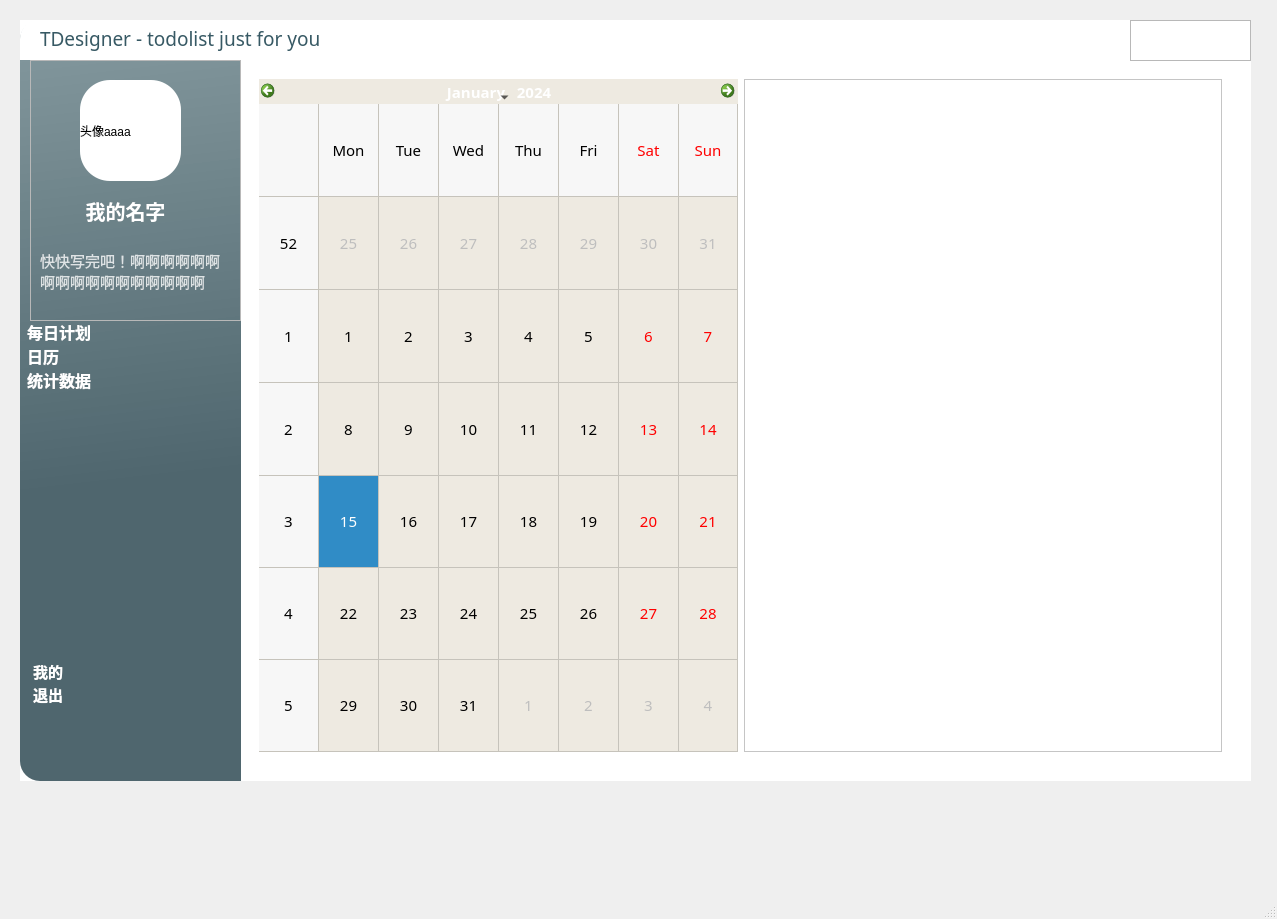
This is frontend/main_interface.ui in AiDahanwen/BUAA_2024_Python_Project as Qt 5 draws it before an edit. The edited form follows.
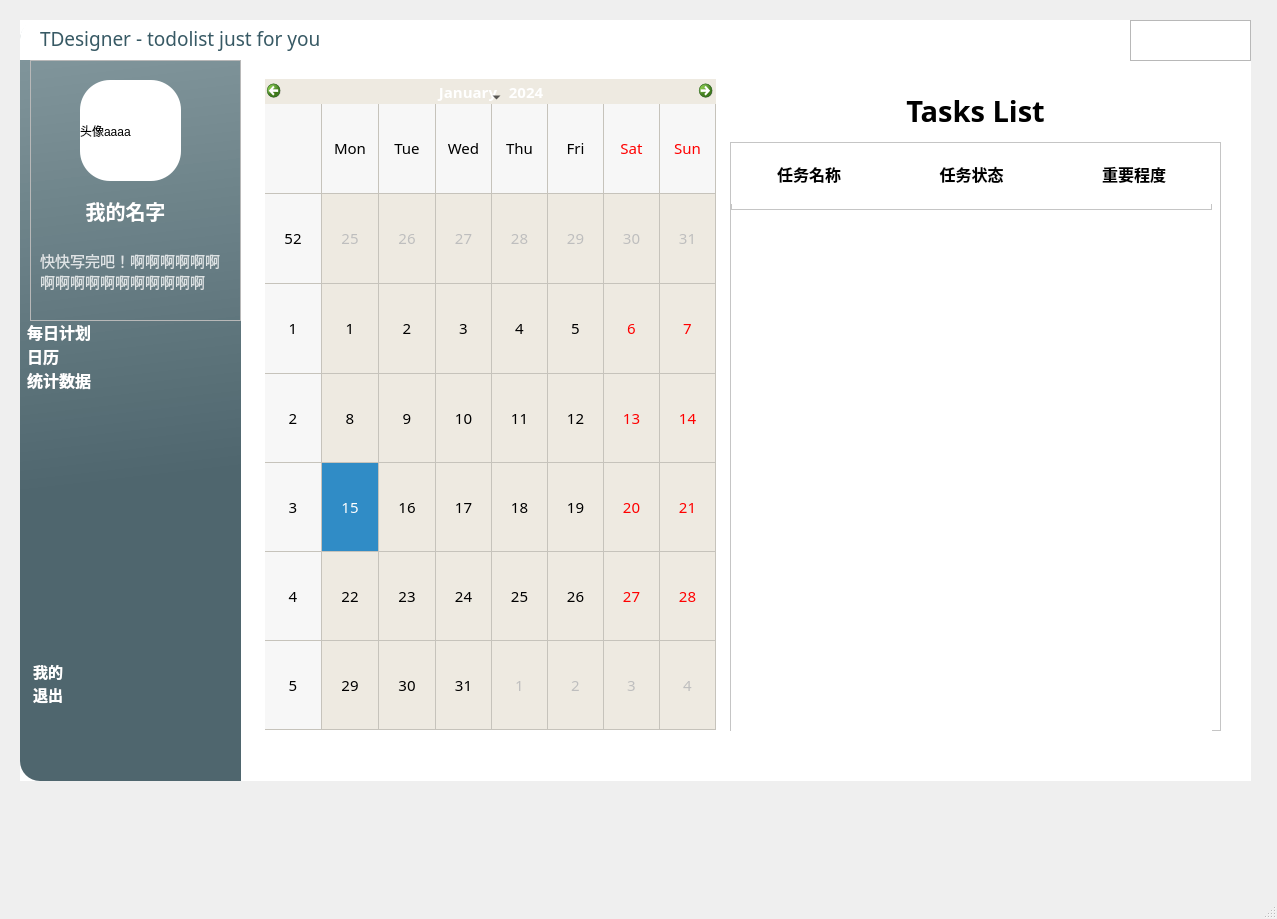
This is the edited form. The open tabs and pages were chosen to show the change. Icons and pictures are not drawn.

Commit message: frontend-calendar_task:add title and page_no_task-cuzn

```diff
--- a/frontend/main_interface.ui
+++ b/frontend/main_interface.ui
@@ -723,15 +723,27 @@
       <widget class="QFrame" name="frame">
        <property name="geometry">
         <rect>
-         <x>10</x>
+         <x>20</x>
          <y>10</y>
-         <width>981</width>
-         <height>691</height>
+         <width>991</width>
+         <height>701</height>
         </rect>
        </property>
-       <layout class="QHBoxLayout" name="horizontalLayout_6">
-        <item>
+       <property name="minimumSize">
+        <size>
+         <width>991</width>
+         <height>701</height>
+        </size>
+       </property>
          <widget class="QCalendarWidget" name="calendarWidget">
+        <property name="geometry">
+         <rect>
+          <x>5</x>
+          <y>9</y>
+          <width>451</width>
+          <height>651</height>
+         </rect>
+        </property>
           <property name="sizePolicy">
            <sizepolicy hsizetype="Expanding" vsizetype="Preferred">
             <horstretch>0</horstretch>
@@ -740,8 +752,8 @@
           </property>
           <property name="minimumSize">
            <size>
-            <width>302</width>
-            <height>449</height>
+          <width>451</width>
+          <height>651</height>
            </size>
           </property>
           <property name="font">
@@ -763,9 +775,15 @@
            <bool>true</bool>
           </property>
          </widget>
-        </item>
-        <item>
          <widget class="QFrame" name="frame_5">
+        <property name="geometry">
+         <rect>
+          <x>470</x>
+          <y>72</y>
+          <width>491</width>
+          <height>589</height>
+         </rect>
+        </property>
           <property name="sizePolicy">
            <sizepolicy hsizetype="Expanding" vsizetype="Preferred">
             <horstretch>0</horstretch>
@@ -787,27 +805,33 @@
           <property name="frameShadow">
            <enum>QFrame::Raised</enum>
           </property>
-          <layout class="QHBoxLayout" name="horizontalLayout_10">
-           <property name="spacing">
-            <number>0</number>
-           </property>
-           <property name="leftMargin">
-            <number>0</number>
-           </property>
-           <property name="topMargin">
-            <number>0</number>
-           </property>
-           <property name="rightMargin">
-            <number>0</number>
-           </property>
-           <property name="bottomMargin">
-            <number>0</number>
-           </property>
-           <item>
             <widget class="QStackedWidget" name="stackedWidget_4">
+         <property name="geometry">
+          <rect>
+           <x>1</x>
+           <y>1</y>
+           <width>481</width>
+           <height>621</height>
+          </rect>
+         </property>
              <property name="currentIndex">
               <number>0</number>
              </property>
+         <widget class="QWidget" name="page_no_task">
+          <widget class="QLabel" name="label_23">
+           <property name="geometry">
+            <rect>
+             <x>80</x>
+             <y>130</y>
+             <width>271</width>
+             <height>151</height>
+            </rect>
+           </property>
+           <property name="text">
+            <string>在当前日期没有任务</string>
+           </property>
+          </widget>
+         </widget>
              <widget class="QWidget" name="page_10">
               <widget class="QLabel" name="label_12">
                <property name="geometry">
@@ -853,7 +877,119 @@
                 <number>0</number>
                </property>
                <item>
+            <widget class="QFrame" name="frame_2">
+             <property name="sizePolicy">
+              <sizepolicy hsizetype="Preferred" vsizetype="Expanding">
+               <horstretch>0</horstretch>
+               <verstretch>0</verstretch>
+              </sizepolicy>
+             </property>
+             <property name="frameShape">
+              <enum>QFrame::StyledPanel</enum>
+             </property>
+             <property name="frameShadow">
+              <enum>QFrame::Raised</enum>
+             </property>
+             <widget class="QWidget" name="layoutWidget">
+              <property name="geometry">
+               <rect>
+                <x>0</x>
+                <y>0</y>
+                <width>481</width>
+                <height>671</height>
+               </rect>
+              </property>
+              <layout class="QVBoxLayout" name="verticalLayout_9">
+               <item>
+                <widget class="QFrame" name="frame_25">
+                 <property name="sizePolicy">
+                  <sizepolicy hsizetype="Preferred" vsizetype="Expanding">
+                   <horstretch>0</horstretch>
+                   <verstretch>1</verstretch>
+                  </sizepolicy>
+                 </property>
+                 <property name="frameShape">
+                  <enum>QFrame::StyledPanel</enum>
+                 </property>
+                 <property name="frameShadow">
+                  <enum>QFrame::Raised</enum>
+                 </property>
+                 <widget class="QWidget" name="">
+                  <property name="geometry">
+                   <rect>
+                    <x>0</x>
+                    <y>0</y>
+                    <width>481</width>
+                    <height>61</height>
+                   </rect>
+                  </property>
+                  <layout class="QHBoxLayout" name="horizontalLayout_6">
+                   <item>
+                    <widget class="QLabel" name="label_18">
+                     <property name="font">
+                      <font>
+                       <family>微软雅黑</family>
+                       <pointsize>12</pointsize>
+                       <weight>75</weight>
+                       <bold>true</bold>
+                      </font>
+                     </property>
+                     <property name="text">
+                      <string>任务名称</string>
+                     </property>
+                     <property name="alignment">
+                      <set>Qt::AlignCenter</set>
+                     </property>
+                    </widget>
+                   </item>
+                   <item>
+                    <widget class="QLabel" name="label_21">
+                     <property name="font">
+                      <font>
+                       <family>微软雅黑</family>
+                       <pointsize>12</pointsize>
+                       <weight>75</weight>
+                       <bold>true</bold>
+                      </font>
+                     </property>
+                     <property name="text">
+                      <string>任务状态</string>
+                     </property>
+                     <property name="alignment">
+                      <set>Qt::AlignCenter</set>
+                     </property>
+                    </widget>
+                   </item>
+                   <item>
+                    <widget class="QLabel" name="label_22">
+                     <property name="font">
+                      <font>
+                       <family>微软雅黑</family>
+                       <pointsize>12</pointsize>
+                       <weight>75</weight>
+                       <bold>true</bold>
+                      </font>
+                     </property>
+                     <property name="text">
+                      <string>重要程度</string>
+                     </property>
+                     <property name="alignment">
+                      <set>Qt::AlignCenter</set>
+                     </property>
+                    </widget>
+                   </item>
+                  </layout>
+                 </widget>
+                </widget>
+               </item>
+               <item>
                 <widget class="QListWidget" name="listWidget_calender">
+                 <property name="sizePolicy">
+                  <sizepolicy hsizetype="Expanding" vsizetype="Expanding">
+                   <horstretch>0</horstretch>
+                   <verstretch>9</verstretch>
+                  </sizepolicy>
+                 </property>
                  <property name="styleSheet">
                   <string notr="true">border:none;</string>
                  </property>
@@ -865,8 +1001,81 @@
            </item>
           </layout>
          </widget>
-        </item>
-       </layout>
+        </widget>
+       </widget>
+       <widget class="QFrame" name="frame_26">
+        <property name="geometry">
+         <rect>
+          <x>9</x>
+          <y>9</y>
+          <width>16</width>
+          <height>683</height>
+         </rect>
+        </property>
+        <property name="sizePolicy">
+         <sizepolicy hsizetype="Preferred" vsizetype="Expanding">
+          <horstretch>0</horstretch>
+          <verstretch>1</verstretch>
+         </sizepolicy>
+        </property>
+        <property name="frameShape">
+         <enum>QFrame::StyledPanel</enum>
+        </property>
+        <property name="frameShadow">
+         <enum>QFrame::Raised</enum>
+        </property>
+        <widget class="QLabel" name="label_19">
+         <property name="geometry">
+          <rect>
+           <x>110</x>
+           <y>10</y>
+           <width>251</width>
+           <height>41</height>
+          </rect>
+         </property>
+         <property name="font">
+          <font>
+           <family>Arial Black</family>
+           <pointsize>20</pointsize>
+           <weight>75</weight>
+           <bold>true</bold>
+          </font>
+         </property>
+         <property name="text">
+          <string>Tasks List</string>
+         </property>
+         <property name="alignment">
+          <set>Qt::AlignCenter</set>
+         </property>
+        </widget>
+       </widget>
+       <widget class="QLabel" name="label_20">
+        <property name="geometry">
+         <rect>
+          <x>470</x>
+          <y>10</y>
+          <width>491</width>
+          <height>61</height>
+         </rect>
+        </property>
+        <property name="font">
+         <font>
+          <family>微软雅黑</family>
+          <pointsize>22</pointsize>
+          <weight>75</weight>
+          <bold>true</bold>
+         </font>
+        </property>
+        <property name="styleSheet">
+         <string notr="true">background-color: rgb(255, 255, 255);</string>
+        </property>
+        <property name="text">
+         <string>Tasks List</string>
+        </property>
+        <property name="alignment">
+         <set>Qt::AlignCenter</set>
+        </property>
+       </widget>
       </widget>
      </widget>
      <widget class="QWidget" name="page_3">
```
Lines whose indentation alone changed are shown as unchanged. The commit also changes 1 other file.
